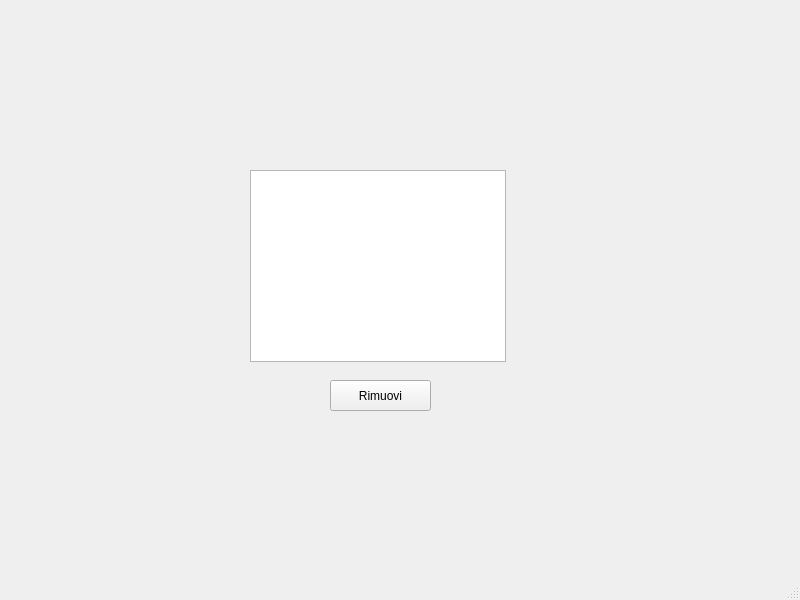
Qt form mainwindow.ui (MichBell742/IterfaceLab) before a commit.
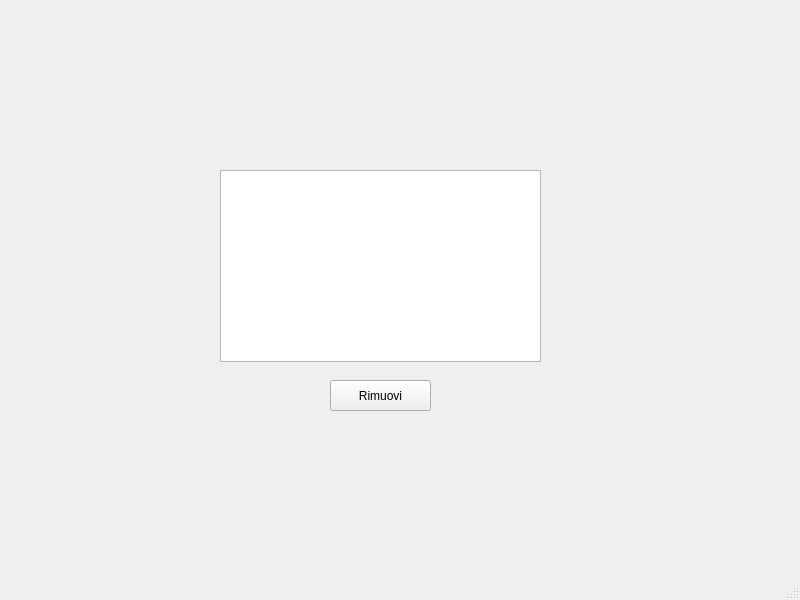
The same form after that commit.

Commit message: aggiornato dati

Diff of the .ui file:
```diff
--- a/mainwindow.ui
+++ b/mainwindow.ui
@@ -14,19 +14,6 @@
    <string>MainWindow</string>
   </property>
   <widget class="QWidget" name="centralwidget">
-   <widget class="QTableView" name="tabellaAssociazioni">
-    <property name="geometry">
-     <rect>
-      <x>250</x>
-      <y>170</y>
-      <width>256</width>
-      <height>192</height>
-     </rect>
-    </property>
-    <property name="toolTip">
-     <string>&lt;html&gt;&lt;head/&gt;&lt;body&gt;&lt;p&gt;&lt;br/&gt;&lt;/p&gt;&lt;/body&gt;&lt;/html&gt;</string>
-    </property>
-   </widget>
    <widget class="QPushButton" name="bRimuovi">
     <property name="geometry">
      <rect>
@@ -40,9 +27,16 @@
      <string>Rimuovi</string>
     </property>
    </widget>
-   <zorder>bRimuovi</zorder>
-   <zorder>verticalSpacer</zorder>
-   <zorder>tabellaAssociazioni</zorder>
+   <widget class="QTableWidget" name="tabellaAssociazione">
+    <property name="geometry">
+     <rect>
+      <x>220</x>
+      <y>170</y>
+      <width>321</width>
+      <height>192</height>
+     </rect>
+    </property>
+   </widget>
   </widget>
   <widget class="QMenuBar" name="menubar">
    <property name="geometry">
```
The commit also changes 1 other file.
